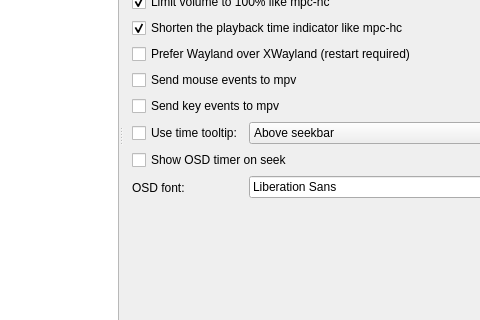
Qt form settingswindow.ui (mpc-qt/mpc-qt) before a commit; both pictures show x 135 to 615 and y 154 to 474 of the 896 by 605 pixel window.
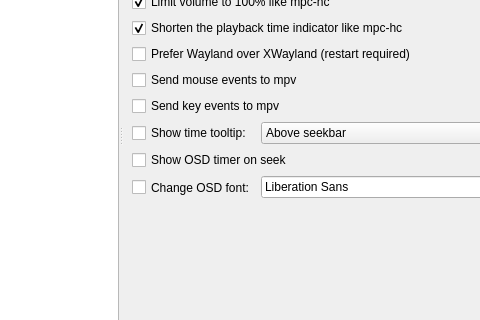
The same form after that commit.

Commit message:
Add a checkbox for OSD font setting, try to fix layout
It looks better with checkboxes for both OSD font and time tooltip,
though OSD font checkbox is still not aligned on the left.

Patch:
```diff
--- a/settingswindow.ui
+++ b/settingswindow.ui
@@ -7653,6 +7653,8 @@
             </widget>
            </item>
            <item row="9" column="0">
+            <layout class="QHBoxLayout" name="tweaksTimeTooltipLayout" stretch="1">
+             <item>
             <widget class="QCheckBox" name="tweaksTimeTooltip">
              <property name="sizePolicy">
               <sizepolicy hsizetype="Minimum" vsizetype="Preferred">
@@ -7661,9 +7663,11 @@
               </sizepolicy>
              </property>
              <property name="text">
-              <string>Use time tooltip:</string>
-             </property>
-            </widget>
+                <string>Show time tooltip:</string>
+               </property>
+              </widget>
+             </item>
+            </layout>
            </item>
            <item row="9" column="1">
             <widget class="QComboBox" name="tweaksTimeTooltipLocation">
@@ -7693,11 +7697,21 @@
             </widget>
            </item>
            <item row="11" column="0">
-            <widget class="QLabel" name="tweaksOsdFontLabel">
+            <layout class="QHBoxLayout" name="tweaksOsdFontLayout" stretch="1">
+             <item>
+              <widget class="QCheckBox" name="tweaksOsdFontChkBox">
+               <property name="sizePolicy">
+                <sizepolicy hsizetype="Minimum" vsizetype="Preferred">
+                 <horstretch>0</horstretch>
+                 <verstretch>0</verstretch>
+                </sizepolicy>
+               </property>
              <property name="text">
-              <string>OSD font:</string>
-             </property>
-            </widget>
+                <string>Change OSD font:</string>
+               </property>
+              </widget>
+             </item>
+            </layout>
            </item>
            <item row="11" column="1">
             <layout class="QHBoxLayout" name="tweaksOsdLayout" stretch="1,0">
```
Lines whose indentation alone changed are shown as unchanged.
